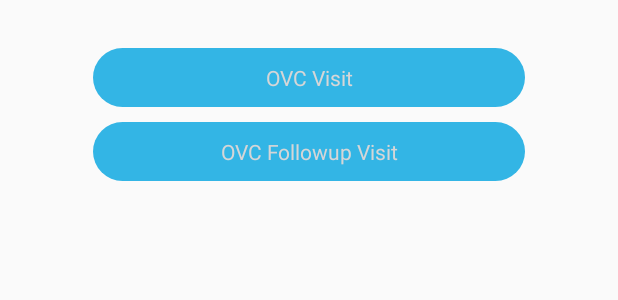
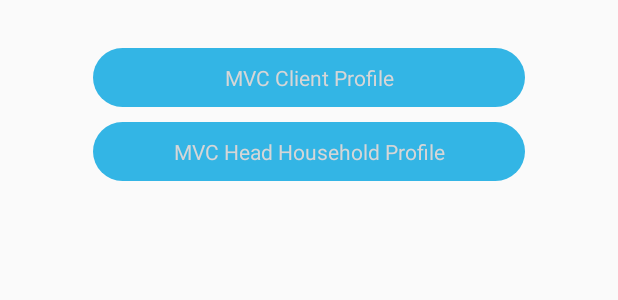
Before and after one commit to Digital-Square-Tanzania/opensrp-client-chw-ovc, an Android app: the layout content_main.xml on its own in the app's theme, with its tools: preview values and no code run, on a phone screen of 412 x 824 dp. Shown: the top 300 px of the screen. Run offline under Robolectric (Android 15) with nearby library versions, the phone set to English and light mode, and no system bars; plain views replace CustomFontTextView.

Commit message:
:hammer: Implemented Head of Household Profile Activity in the sample app

```diff
--- a/opensrp-chw-ovc/src/main/java/org/smartregister/chw/ovc/util/Constants.java
+++ b/opensrp-chw-ovc/src/main/java/org/smartregister/chw/ovc/util/Constants.java
@@ -45,9 +45,11 @@ public interface Constants {
         String MVC_VISIT_TYPE_FORM = "mvc_visit_type";
 
         String MVC_EDUCATION_AND_PSYCHOSOCICAL_SUPPORT_FORM = "mvc_education_and_psychosocial";
+
         String MVC_NEED_AND_RISK_ASSESSMENT_FORM = "mvc_need_and_risk_assessment";
 
         String MVC_CHILD_PROTECTION_FORM = "mvc_child_protection";
+
         String MVC_REFERRALS_FORM = "mvc_referrals";
 
         String MVC_HEALTHCARE_AND_NUTRITION_STATUS_FORM = "mvc_healthcare_and_nutrition";
--- a/sample/src/main/AndroidManifest.xml
+++ b/sample/src/main/AndroidManifest.xml
@@ -32,7 +32,7 @@
             android:name="org.smartregister.chw.ovc_sample.activity.OvcHfVisitActivity"
             android:theme="@style/AppTheme.NoActionBar" />
         <activity
-            android:name="org.smartregister.chw.ovc_sample.activity.OvcCommunityMemberProfileActivity"
+            android:name="org.smartregister.chw.ovc_sample.activity.OvcHeadOfHouseholdProfileActivity"
             android:theme="@style/AppTheme.NoActionBar" />
     </application>
 
--- a/sample/src/main/res/layout/content_main.xml
+++ b/sample/src/main/res/layout/content_main.xml
@@ -16,7 +16,7 @@
         tools:context=".activity.EntryActivity">
 
         <org.smartregister.view.customcontrols.CustomFontTextView
-            android:id="@+id/ovc_profile"
+            android:id="@+id/mvc_client_profile_activity"
             style="@style/CustomFontTextViewStyle.ListView.Normal.MultipleLines"
             android:layout_width="match_parent"
             android:layout_height="wrap_content"
@@ -33,7 +33,7 @@
             android:textColor="@color/white" />
 
         <org.smartregister.view.customcontrols.CustomFontTextView
-            android:id="@+id/ovc_community_visit"
+            android:id="@+id/mvc_head_of_household_profile_activity"
             style="@style/CustomFontTextViewStyle.ListView.Normal.MultipleLines"
             android:layout_width="match_parent"
             android:layout_height="wrap_content"
--- a/sample/src/main/res/values/strings.xml
+++ b/sample/src/main/res/values/strings.xml
@@ -1,6 +1,6 @@
 <resources>
     <string name="app_name">opensrp-chw-testing</string>
     <string name="action_settings">Settings</string>
-    <string name="ovc_client_profile">OVC Visit</string>
-    <string name="ovc_follow_up_visit">OVC Followup Visit</string>
+    <string name="ovc_client_profile">MVC Client Profile</string>
+    <string name="ovc_follow_up_visit">MVC Head Household Profile</string>
 </resources>
```
Also changed, not shown: sample/src/main/java/org/smartregister/chw/ovc_sample/activity/EntryActivity.java (+20 -5 lines), sample/src/main/java/org/smartregister/chw/ovc_sample/activity/OvcHeadOfHouseholdProfileActivity.java (renamed from sample/src/main/java/org/smartregister/chw/ovc_sample/activity/OvcCommunityMemberProfileActivity.java, +5 -5 lines).
